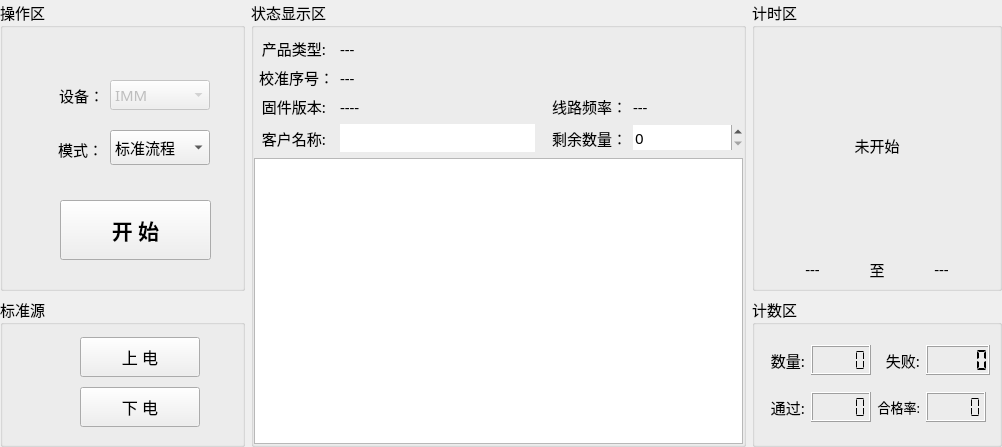
ChinaClever/ScalePoint, file IMM-CalibrateTool/IMM-CalibrateTool/home/home_workwid.ui: the form before one commit.
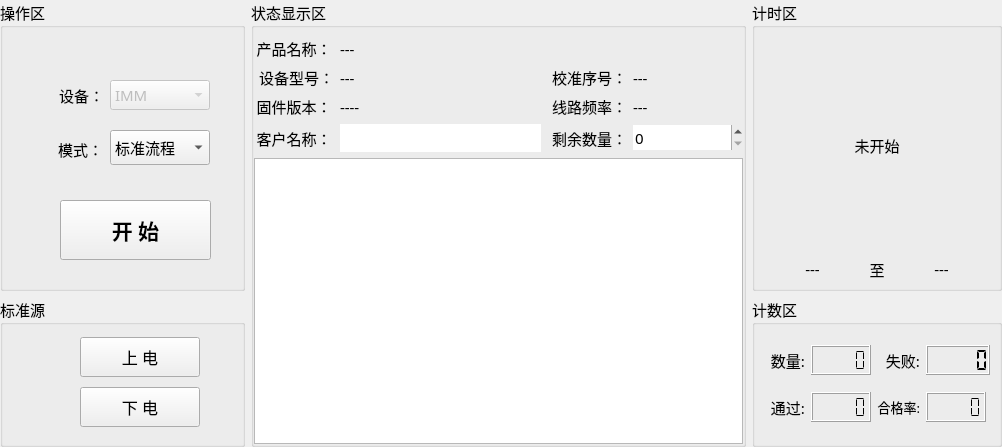
The form after the commit.

Diff of the .ui file:
```diff
--- a/IMM-CalibrateTool/IMM-CalibrateTool/home/home_workwid.ui
+++ b/IMM-CalibrateTool/IMM-CalibrateTool/home/home_workwid.ui
@@ -62,14 +62,14 @@
          </size>
         </property>
         <property name="text">
-         <string>产品类型:</string>
+         <string>产品名称：</string>
         </property>
         <property name="alignment">
          <set>Qt::AlignCenter</set>
         </property>
        </widget>
       </item>
-      <item row="0" column="1" colspan="2">
+      <item row="0" column="1" colspan="3">
        <widget class="QLabel" name="devLab">
         <property name="minimumSize">
          <size>
@@ -83,6 +83,41 @@
        </widget>
       </item>
       <item row="1" column="0">
+       <widget class="QLabel" name="label_39">
+        <property name="minimumSize">
+         <size>
+          <width>80</width>
+          <height>20</height>
+         </size>
+        </property>
+        <property name="maximumSize">
+         <size>
+          <width>80</width>
+          <height>30</height>
+         </size>
+        </property>
+        <property name="text">
+         <string>设备型号：</string>
+        </property>
+        <property name="alignment">
+         <set>Qt::AlignRight|Qt::AlignTrailing|Qt::AlignVCenter</set>
+        </property>
+       </widget>
+      </item>
+      <item row="1" column="1">
+       <widget class="QLabel" name="pnLab">
+        <property name="minimumSize">
+         <size>
+          <width>0</width>
+          <height>20</height>
+         </size>
+        </property>
+        <property name="text">
+         <string>---</string>
+        </property>
+       </widget>
+      </item>
+      <item row="1" column="2">
        <widget class="QLabel" name="label_34">
         <property name="minimumSize">
          <size>
@@ -104,7 +139,7 @@
         </property>
        </widget>
       </item>
-      <item row="1" column="1">
+      <item row="1" column="3">
        <widget class="QLabel" name="snLab">
         <property name="minimumSize">
          <size>
@@ -132,7 +167,7 @@
          </size>
         </property>
         <property name="text">
-         <string>固件版本:</string>
+         <string>固件版本：</string>
         </property>
         <property name="alignment">
          <set>Qt::AlignCenter</set>
@@ -146,7 +181,7 @@
         </property>
        </widget>
       </item>
-      <item row="2" column="2" colspan="2">
+      <item row="2" column="2">
        <widget class="QLabel" name="label_37">
         <property name="minimumSize">
          <size>
@@ -171,7 +206,7 @@
         </property>
        </widget>
       </item>
-      <item row="2" column="4">
+      <item row="2" column="3">
        <widget class="QLabel" name="hzLab">
         <property name="maximumSize">
          <size>
@@ -199,7 +234,7 @@
          </size>
         </property>
         <property name="text">
-         <string>客户名称:</string>
+         <string>客户名称：</string>
         </property>
         <property name="alignment">
          <set>Qt::AlignCenter</set>
@@ -219,7 +254,7 @@
         </property>
        </widget>
       </item>
-      <item row="3" column="3">
+      <item row="3" column="2">
        <widget class="QLabel" name="label_38">
         <property name="minimumSize">
          <size>
@@ -244,7 +279,7 @@
         </property>
        </widget>
       </item>
-      <item row="3" column="4">
+      <item row="3" column="3">
        <widget class="QSpinBox" name="cntSpin">
         <property name="minimumSize">
          <size>
@@ -272,7 +307,7 @@
         </property>
        </widget>
       </item>
-      <item row="4" column="0" colspan="5">
+      <item row="4" column="0" colspan="4">
        <widget class="QTextEdit" name="textEdit">
         <property name="enabled">
          <bool>true</bool>
```
